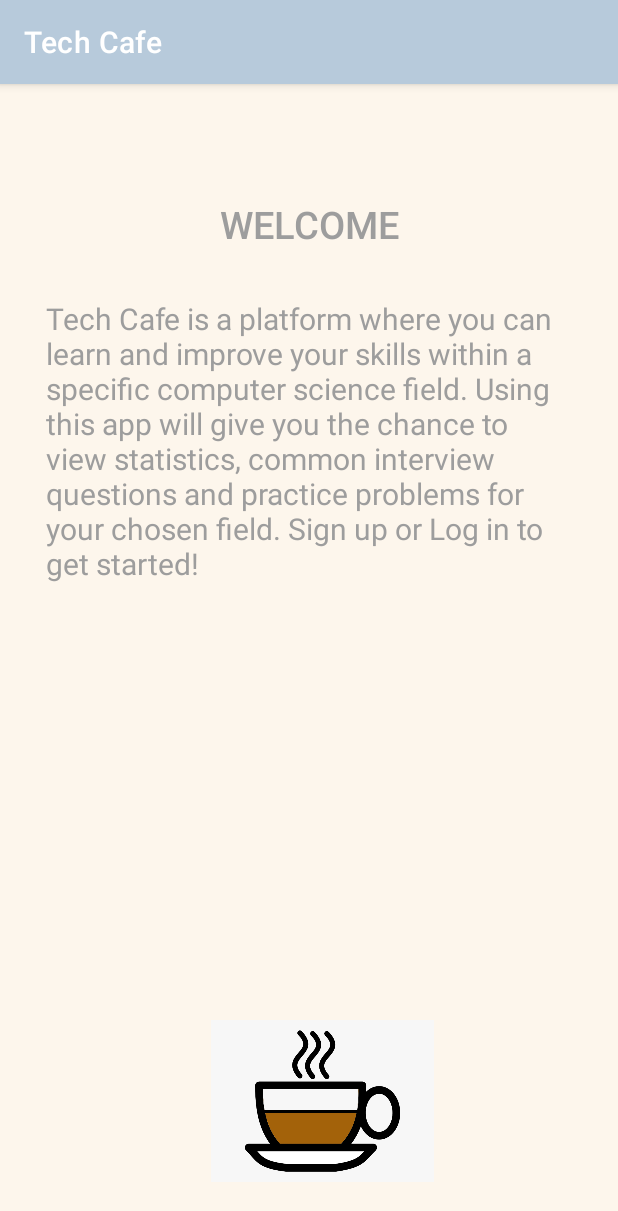
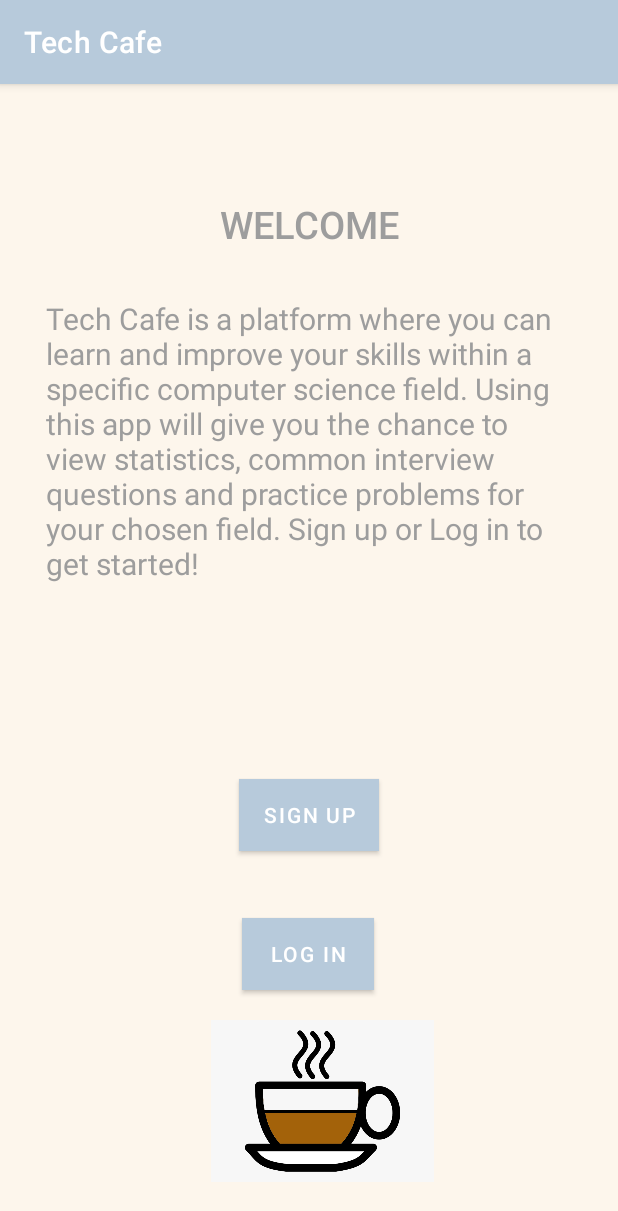
Before and after one commit to salakatenzing/Tech_Cafe, an Android app: the screen it shows after launch (MainActivity), on a phone screen of 412 x 824 dp. Shown: the top 1211 px of the screen. Run offline under Robolectric (Android 15) with nearby library versions, the phone set to English and light mode, and no system bars.

Commit message:
added buttons with empty onClick functions

```diff
--- a/TechCafe/app/src/main/java/com/example/techcafe/MainActivity.java
+++ b/TechCafe/app/src/main/java/com/example/techcafe/MainActivity.java
@@ -3,6 +3,7 @@ package com.example.techcafe;
 import androidx.appcompat.app.AppCompatActivity;
 
 import android.os.Bundle;
+import android.view.View;
 
 public class MainActivity extends AppCompatActivity {
 
@@ -11,4 +12,10 @@ public class MainActivity extends AppCompatActivity {
         super.onCreate(savedInstanceState);
         setContentView(R.layout.activity_main);
     }
+
+    public void login(View view) {
+    }
+
+    public void signUp(View view) {
+    }
 }
--- a/TechCafe/app/src/main/res/layout/activity_main.xml
+++ b/TechCafe/app/src/main/res/layout/activity_main.xml
@@ -47,5 +47,32 @@
         app:layout_constraintStart_toStartOf="parent"
         app:srcCompat="@drawable/_57_1576897_coffee_cup_clip_art_at_clker_com_vector" />
 
+<!-- login button -->
+    <Button
+        android:id="@+id/button"
+        android:layout_width="wrap_content"
+        android:layout_height="wrap_content"
+        android:layout_marginBottom="20dp"
+        android:background="#774709"
+        android:text="@string/button_label_login"
+        app:layout_constraintBottom_toTopOf="@+id/imageView"
+        app:layout_constraintEnd_toEndOf="parent"
+        app:layout_constraintHorizontal_bias="0.498"
+        app:layout_constraintStart_toStartOf="parent"
+        android:onClick="login"/>
+
+    <!-- signUp button -->
+    <Button
+        android:id="@+id/button_signUp"
+        android:layout_width="wrap_content"
+        android:layout_height="wrap_content"
+        android:background="#774709"
+        android:text="Sign Up"
+        app:layout_constraintBottom_toTopOf="@+id/button"
+        app:layout_constraintEnd_toEndOf="parent"
+        app:layout_constraintStart_toStartOf="parent"
+        app:layout_constraintTop_toBottomOf="@+id/mission_description"
+        android:onClick="signUp"/>
+
 
 </androidx.constraintlayout.widget.ConstraintLayout>
--- a/TechCafe/app/src/main/res/values/strings.xml
+++ b/TechCafe/app/src/main/res/values/strings.xml
@@ -6,6 +6,7 @@
         to view statistics, common interview questions and practice problems for your chosen field.
         Sign up or Log in to get started!</string>
     <string name="name_title">Tech Cafe</string>
+    <string name="button_label_login">Log In</string>
     <color name="beige">#FDF6EC</color>
     <color name="light_brown">#F3E9DD</color>
     <color name="blue">#B7CADB</color>
```
Also changed, not shown: 1 other file.
